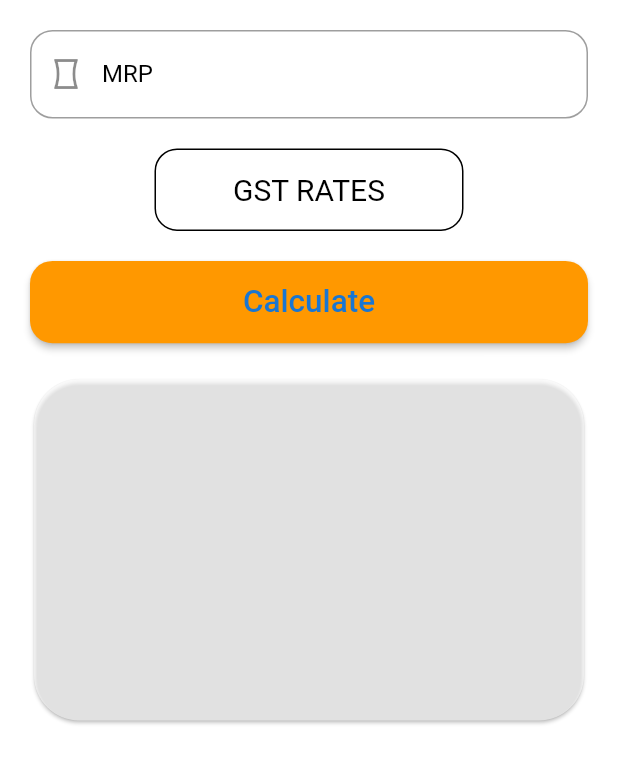
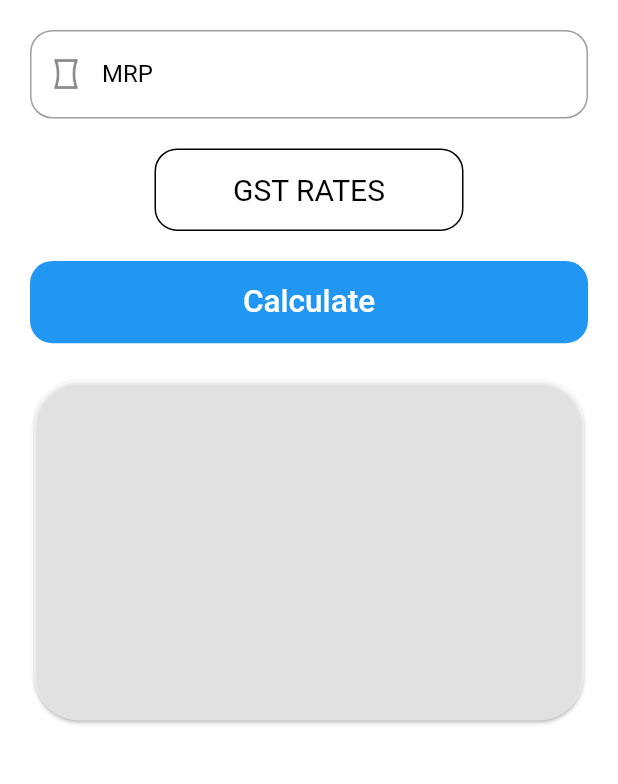
Before and after one commit to BullsEye34/no_gst_calculator, a Flutter app: the screen it shows after launch, on a phone screen of 412 x 824 dp, the part 84-868 px from its top. Run offline on Flutter 3.47's test engine with Material 2 defaults, Android fonts, the phone set to English and light mode, and no system bars; missing offline and left inert: flutter_cupertino_data_picker.

Commit message:
Calculate button

```diff
--- a/lib/app.dart
+++ b/lib/app.dart
@@ -128,7 +128,7 @@ class _GSTFormState extends State<app> {
                     Expanded(
                       child: Container(
                         height: MediaQuery.of(context).size.height / 15,
-                        child: RaisedButton(
+                        child: FlatButton(
                           shape: RoundedRectangleBorder(
                               borderRadius: BorderRadius.circular(15)),
                           onPressed: () {
@@ -136,8 +136,8 @@ class _GSTFormState extends State<app> {
                               this.disp = _calc();
                             });
                           },
-                          color: Colors.orange,
-                          textColor: Theme.of(context).primaryColorDark,
+                          color: Colors.blue,
+                          textColor: Colors.white,
                           child: Text(
                             'Calculate',
                             textScaleFactor: 1.5,
```
